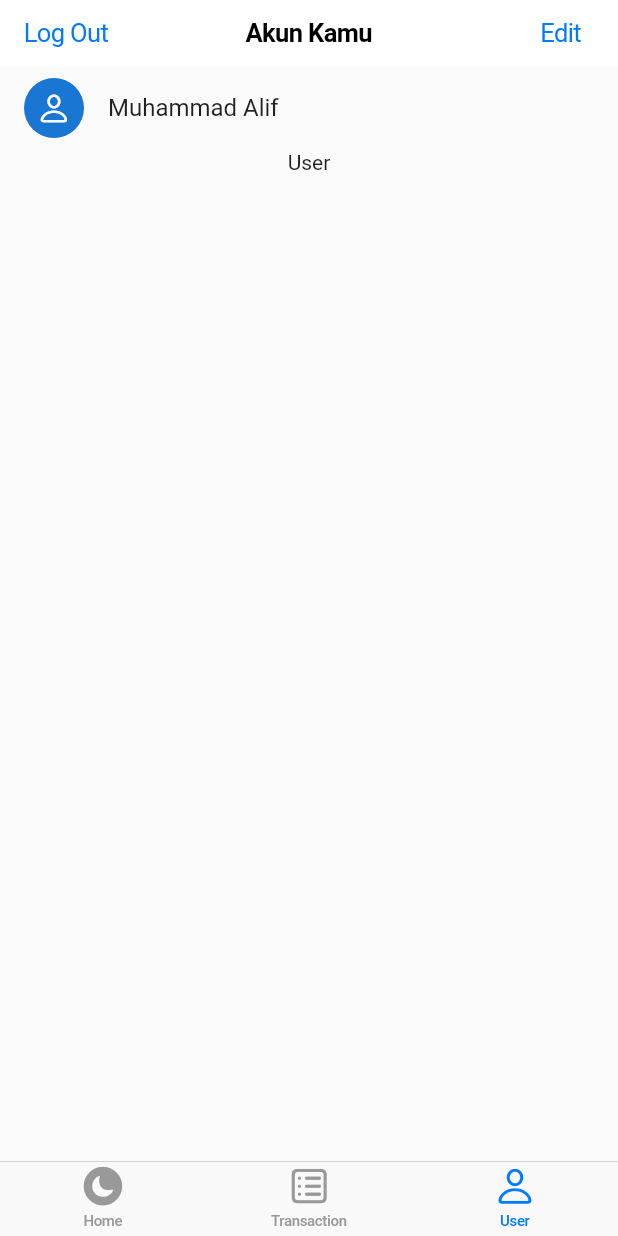
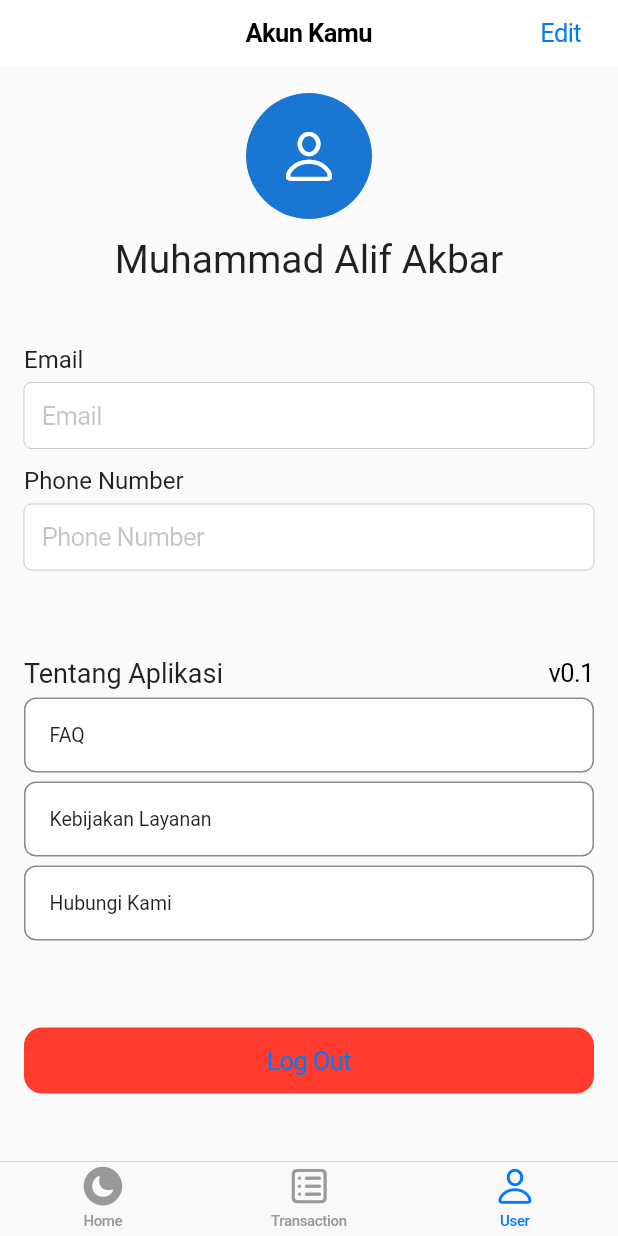
Before and after one commit to alifgiant/al-ishlah-app, a Flutter app: the screen it shows after launch, item 3 of the bottom bar chosen, on a phone screen of 412 x 824 dp. Run offline on Flutter 3.47's test engine with Material 2 defaults, Android fonts, the light colour scheme and no system bars.

Commit message:
all layout of setting screen

```diff
--- a/lib/page/user/user_page.dart
+++ b/lib/page/user/user_page.dart
@@ -24,11 +24,6 @@ class _UserPageState extends State<UserPage> {
     return CupertinoPageScaffold(
       navigationBar: CupertinoNavigationBar(
         middle: Text('Akun Kamu'),
-        leading: CupertinoButton(
-          child: Text('Log Out'),
-          padding: EdgeInsets.zero,
-          onPressed: () {},
-        ),
         trailing: CupertinoButton(
           child: Text('Edit'),
           padding: EdgeInsets.zero,
@@ -38,23 +33,130 @@ class _UserPageState extends State<UserPage> {
       child: Material(
         child: ListView(
           children: [
-            // Row(
-            //   children: [
-            //     // CircleAvatar(
-            //     //   child: Icon(CupertinoIcons.iconFontPackage),
-            //     // ),
-            //   ],
-            // ),
-            ListTile(
-              leading: CircleAvatar(
-                child: Icon(CupertinoIcons.person),
-              ),
-              title: Text('Muhammad Alif'),
-            ),
-            Center(child: Text('User')),
+            getProfilePictureSection(),
+            Container(height: 26),
+            getAccountFormSection(context),
+            Container(height: 26),
+            getAboutAppSection(context),
+            Container(height: 26),
+            getLogoutButton(),
           ],
         ),
       ),
     );
   }
+
+  Padding getLogoutButton() {
+    return Padding(
+      padding: const EdgeInsets.all(16),
+      child: CupertinoButton(
+        child: Text('Log Out'),
+        padding: EdgeInsets.zero,
+        color: CupertinoColors.destructiveRed,
+        onPressed: () {},
+      ),
+    );
+  }
+
+  Widget getAboutAppSection(BuildContext context) {
+    return Padding(
+      padding: const EdgeInsets.all(16),
+      child: Column(
+        children: [
+          Row(
+            mainAxisAlignment: MainAxisAlignment.spaceBetween,
+            children: [
+              Text('Tentang Aplikasi', style: TextStyle(fontSize: 18)),
+              Text(
+                'v0.1',
+                style: CupertinoTheme.of(context).textTheme.textStyle,
+              ),
+            ],
+          ),
+          Container(height: 6),
+          ListTile(
+            title: Text('FAQ'),
+            shape: RoundedRectangleBorder(
+              borderRadius: BorderRadius.circular(8),
+              side: BorderSide(color: CupertinoColors.secondaryLabel),
+            ),
+            onTap: () {},
+            tileColor: CupertinoColors.white,
+            dense: true,
+          ),
+          Container(height: 6),
+          ListTile(
+            title: Text('Kebijakan Layanan'),
+            shape: RoundedRectangleBorder(
+              borderRadius: BorderRadius.circular(8),
+              side: BorderSide(color: CupertinoColors.secondaryLabel),
+            ),
+            onTap: () {},
+            tileColor: CupertinoColors.white,
+            dense: true,
+          ),
+          Container(height: 6),
+          ListTile(
+            title: Text('Hubungi Kami'),
+            shape: RoundedRectangleBorder(
+              borderRadius: BorderRadius.circular(8),
+              side: BorderSide(color: CupertinoColors.secondaryLabel),
+            ),
+            onTap: () {},
+            tileColor: CupertinoColors.white,
+            dense: true,
+          ),
+        ],
+      ),
+    );
+  }
+
+  Widget getAccountFormSection(BuildContext context) {
+    return Padding(
+      padding: const EdgeInsets.all(16),
+      child: Column(
+        crossAxisAlignment: CrossAxisAlignment.start,
+        children: [
+          Text(
+            'Email',
+            style: TextStyle(fontSize: 16),
+          ),
+          Container(height: 6),
+          CupertinoTextField(
+            placeholder: 'Email',
+            padding: const EdgeInsets.all(12),
+          ),
+          Container(height: 12),
+          Text(
+            'Phone Number',
+            style: TextStyle(fontSize: 16),
+          ),
+          Container(height: 6),
+          CupertinoTextField(
+            placeholder: 'Phone Number',
+            padding: const EdgeInsets.all(12),
+          ),
+        ],
+      ),
+    );
+  }
+
+  Column getProfilePictureSection() {
+    return Column(
+      children: [
+        Container(height: 6),
+        Padding(
+          padding: const EdgeInsets.all(12),
+          child: CircleAvatar(
+            child: Icon(CupertinoIcons.person, size: 42),
+            radius: 42,
+          ),
+        ),
+        Text(
+          'Muhammad Alif Akbar',
+          style: TextStyle(fontSize: 26),
+        ),
+      ],
+    );
+  }
 }
```
